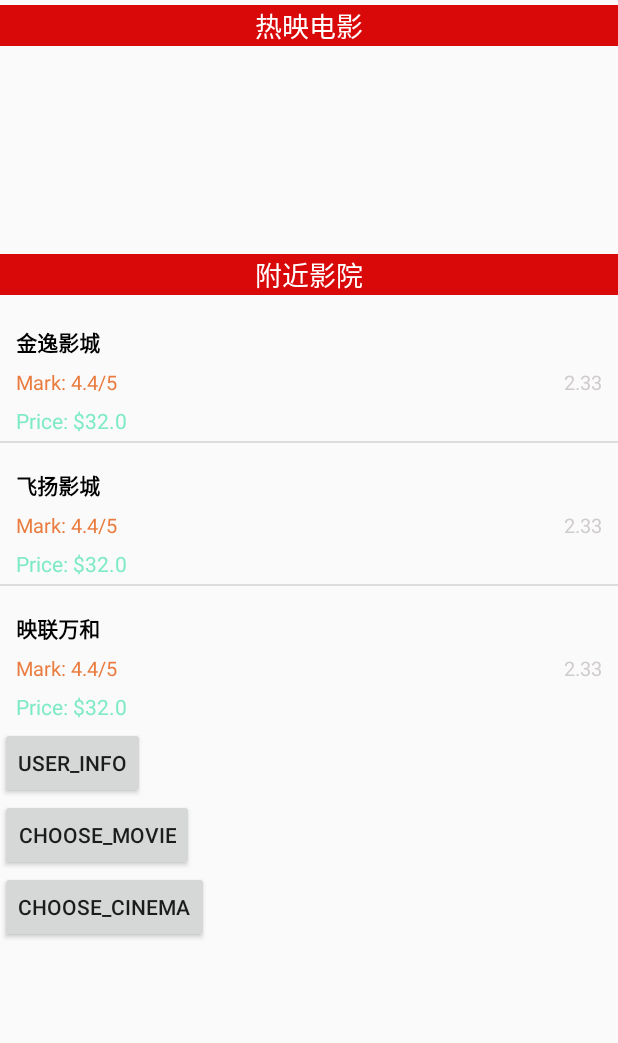
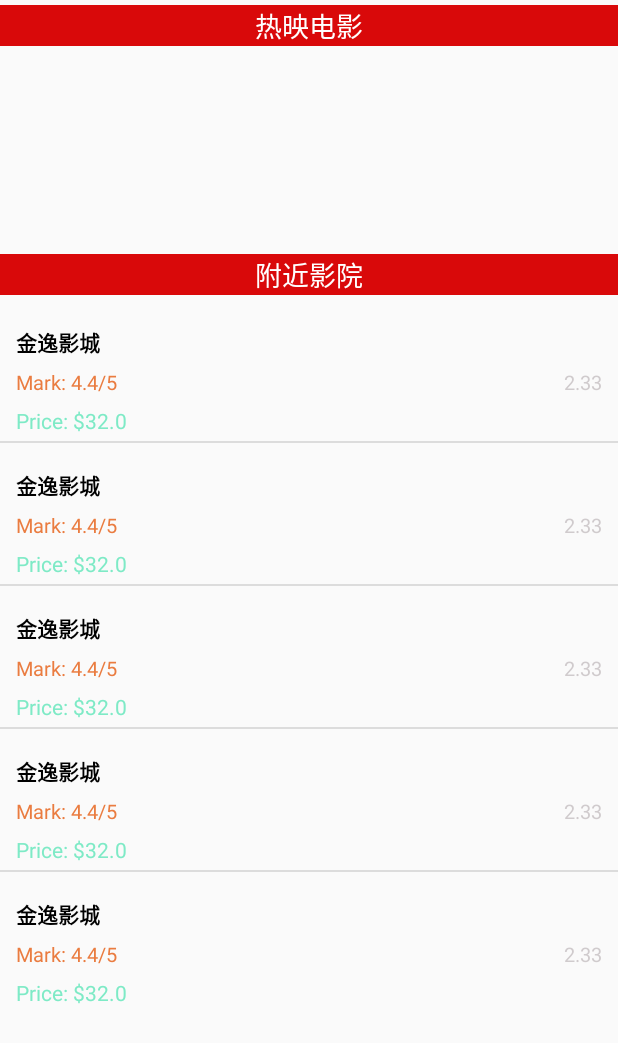
Before and after one commit to ArshartCloud/bigDuang, an Android app: the Activity_Home screen opened directly, with no data from a screen before it, on a phone screen of 412 x 824 dp. Shown: the top 1043 px of the screen. Run offline under Robolectric (Android 15) with nearby library versions, the phone set to English and light mode, and no system bars.

Commit message:
rm buttons

```diff
--- a/codes/app/src/main/java/com/example/hope/myapplication/Activity_Home.java
+++ b/codes/app/src/main/java/com/example/hope/myapplication/Activity_Home.java
@@ -13,6 +13,7 @@ import android.view.Menu;
 import android.view.MenuItem;
 import android.view.View;
 import android.view.ViewGroup;
+import android.widget.AdapterView;
 import android.widget.Button;
 import android.widget.ImageView;
 import android.widget.ListView;
@@ -46,88 +47,47 @@ public class Activity_Home extends Activity {
         setContentView(R.layout.home);
         List<Movietheatre> list = new ArrayList<Movietheatre>(); // 获取数据
 
+        // 影院信息
+        for (int i = 0; i < 5; i++) {
             Movietheatre test = new Movietheatre();
             test.setTheatreDistance(2.33);
             test.setTheatreId(0);
             test.setTheatreMark(4.4);
             test.setTheatrePrice(32.0);
             test.setTheatreName("金逸影城");
-
-        Movietheatre test1 = new Movietheatre();
-        test1.setTheatreDistance(2.33);
-        test1.setTheatreId(1);
-        test1.setTheatreMark(4.4);
-        test1.setTheatrePrice(32.0);
-        test1.setTheatreName("飞扬影城");
-
-        Movietheatre test2 = new Movietheatre();
-        test2.setTheatreDistance(2.33);
-        test2.setTheatreId(2);
-        test2.setTheatreMark(4.4);
-        test2.setTheatrePrice(32.0);
-        test2.setTheatreName("映联万和");
-
             list.add(test);
-        list.add(test1);
-        list.add(test2);
-
-
+        }
         TheatreAdapter adapter = new TheatreAdapter(this, list);
         listView = (ListView)findViewById(R.id.listView);
         listView.setAdapter(adapter);
-
-
-        group = (ViewGroup) findViewById(R.id.addlayout);
-        ImageView imageView = new ImageView(this);
-        imageView.setLayoutParams(new ViewGroup.LayoutParams(ViewGroup.LayoutParams.WRAP_CONTENT, ViewGroup.LayoutParams.WRAP_CONTENT));
-        imageView.setImageResource(R.drawable.bird);
-        group.addView(imageView);
-        mImageViews = new ArrayList<>();
-        mImageViews.add(imageView);
-
-        ImageView imageView1 = new ImageView(this);
-        imageView1.setLayoutParams(new ViewGroup.LayoutParams(ViewGroup.LayoutParams.WRAP_CONTENT, ViewGroup.LayoutParams.WRAP_CONTENT));
-        imageView1.setImageResource(R.drawable.bird);
-
-        group.addView(imageView1);
-        mImageViews.add(imageView1);
-
-        ImageView imageView2 = new ImageView(this);
-        imageView2.setLayoutParams(new ViewGroup.LayoutParams(ViewGroup.LayoutParams.WRAP_CONTENT, ViewGroup.LayoutParams.WRAP_CONTENT));
-        imageView2.setImageResource(R.drawable.bird);
-
-        group.addView(imageView2);
-        mImageViews.add(imageView2);
-
-        Button buser = (Button)findViewById(R.id.user_info);
-        Button bmovie = (Button)findViewById(R.id.movie_info);
-        Button bcinema = (Button)findViewById(R.id.cinema_info);
-        buser.setOnClickListener(new View.OnClickListener() {
+        listView.setOnItemClickListener(new AdapterView.OnItemClickListener() {
             @Override
-            public void onClick(View v) {
-                Intent intent = new Intent(Activity_Home.this, Activity_Info.class);
+            public void onItemClick(AdapterView<?> arg0, View arg1, int arg2, long arg3) {
+                Intent intent = new Intent(Activity_Home.this, Activity_Cinemainfo.class);
                 startActivity(intent);
             }
         });
 
-        bmovie.setOnClickListener(new View.OnClickListener() {
+        // 电影信息
+        group = (ViewGroup) findViewById(R.id.addlayout);
+        mImageViews = new ArrayList<>();
+        for (int i = 0; i < 3; i++) {
+            ImageView imageView = new ImageView(this);
+            imageView.setLayoutParams(new ViewGroup.LayoutParams(ViewGroup.LayoutParams.WRAP_CONTENT, ViewGroup.LayoutParams.WRAP_CONTENT));
+            imageView.setImageResource(R.drawable.bird);
+            imageView.setOnClickListener(new View.OnClickListener() {
                 @Override
                 public void onClick(View v) {
                     Intent intent = new Intent(Activity_Home.this, Activity_Movieinfo.class);
                     startActivity(intent);
                 }
             });
-
-        bcinema.setOnClickListener(new View.OnClickListener() {
-            @Override
-            public void onClick(View v) {
-                Intent intent = new Intent(Activity_Home.this, Activity_Cinemainfo.class);
-                startActivity(intent);
+            group.addView(imageView);
+            mImageViews.add(imageView);
         }
-        });
 
         // debug ars
-        mImageView = imageView;
+        // mImageView = imageView;
         new Thread(networkTask).start();
 
         //
--- a/codes/app/src/main/res/layout/activity_cinemainfo.xml
+++ b/codes/app/src/main/res/layout/activity_cinemainfo.xml
@@ -99,11 +99,6 @@
         android:layout_height="wrap_content"
         android:id="@+id/listView2"
         android:layout_gravity="center_horizontal" />
-    <Button
-        android:id="@+id/choose_seat"
-        android:text="选座购票"
-        android:layout_width="wrap_content"
-        android:layout_height="wrap_content" />
 
 
 </LinearLayout>
--- a/codes/app/src/main/res/layout/activity_movieinfo.xml
+++ b/codes/app/src/main/res/layout/activity_movieinfo.xml
@@ -109,11 +109,5 @@
         android:id="@+id/listView2"
         android:layout_gravity="center_horizontal" />
 
-    <Button
-        android:id="@+id/choose_cinema"
-        android:text="选择电影院"
-        android:layout_width="wrap_content"
-        android:layout_height="wrap_content" />
-
 
 </LinearLayout>
--- a/codes/app/src/main/res/layout/home.xml
+++ b/codes/app/src/main/res/layout/home.xml
@@ -47,20 +47,5 @@
         android:layout_height="wrap_content"
         android:id="@+id/listView"
         android:layout_gravity="center_horizontal" />
-    <Button
-        android:id="@+id/user_info"
-        android:text="user_info"
-        android:layout_width="wrap_content"
-        android:layout_height="wrap_content" />
-    <Button
-        android:id="@+id/movie_info"
-        android:text="choose_movie"
-        android:layout_width="wrap_content"
-        android:layout_height="wrap_content" />
-    <Button
-        android:id="@+id/cinema_info"
-        android:text="choose_cinema"
-        android:layout_width="wrap_content"
-        android:layout_height="wrap_content" />
 
 </LinearLayout>
--- a/codes/app/src/main/res/values/strings.xml
+++ b/codes/app/src/main/res/values/strings.xml
@@ -3,7 +3,7 @@
 
     <!-- Strings related to login -->
     <string name="hello_world">Hello world!</string>
-    <string name="prompt_email">手机/邮箱</string>
+    <string name="prompt_email">用户名</string>
     <string name="prompt_password">密码</string>
     <string name="action_sign_in">登录</string>
     <string name="action_sign_up">注册</string>
@@ -12,7 +12,6 @@
     <string name="error_invalid_password">密码太短！</string>
     <string name="error_incorrect_password">密码不正确！</string>
     <string name="error_field_required">该区域不得为空！</string>
-    <string name="sign_up_vericode">手机/邮箱验证码</string>
     <string name="sign_up_conpsd">确认密码</string>
     <string name="permission_rationale">"Contacts permissions are needed for providing email
         completions."
@@ -39,7 +38,7 @@
     <string name="action_settings">Settings</string>
     <string name="title_activity_basic">BasicActivity</string>
     <string name="title_activity_scrolling">ScrollingActivity</string>
-    <string name="title_activity_main">账户：曾艳红</string>
+    <string name="title_activity_main">历史订单</string>
     <string name="title_activity_info">InfoActivity</string>
     <string name="title_activity_order">OrderActivity</string>
     <string name="title_activity_seat">SeatActivity</string>
```
Also changed, not shown: codes/app/src/main/java/com/example/hope/myapplication/Activity_Cinemainfo.java (+14 -39 lines), codes/app/src/main/java/com/example/hope/myapplication/Activity_Movieinfo.java (+7 -25 lines), codes/app/src/main/res/layout/activity_register.xml (+0 -8 lines), 3 other files. Lines whose indentation alone changed are shown as unchanged.
